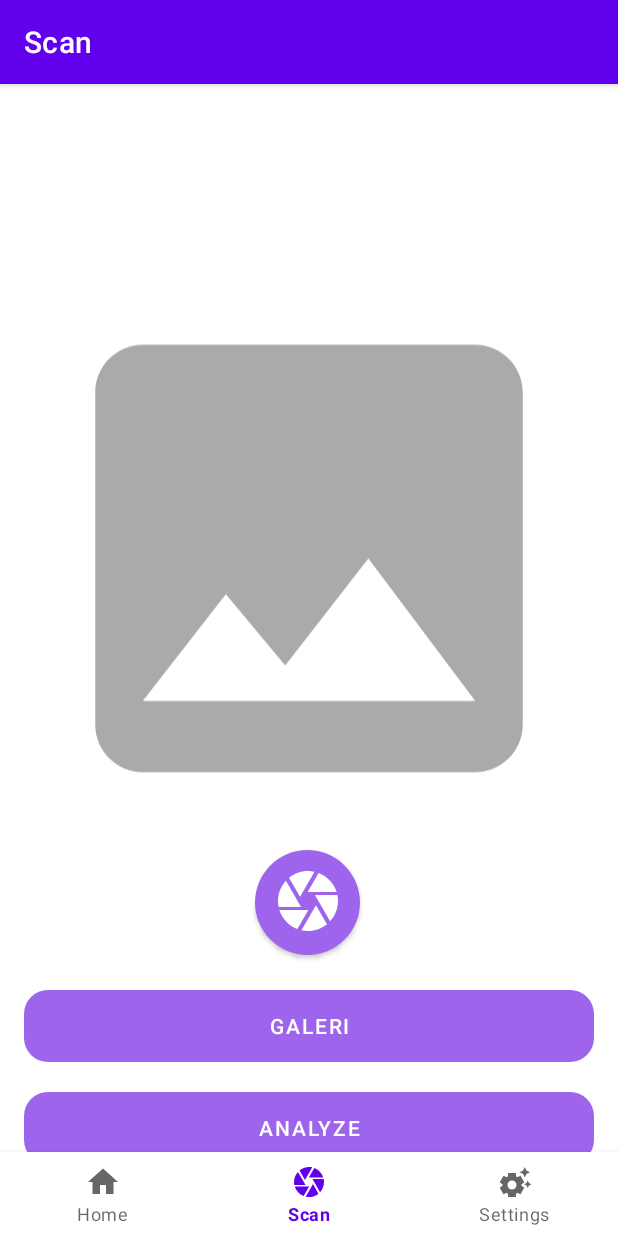
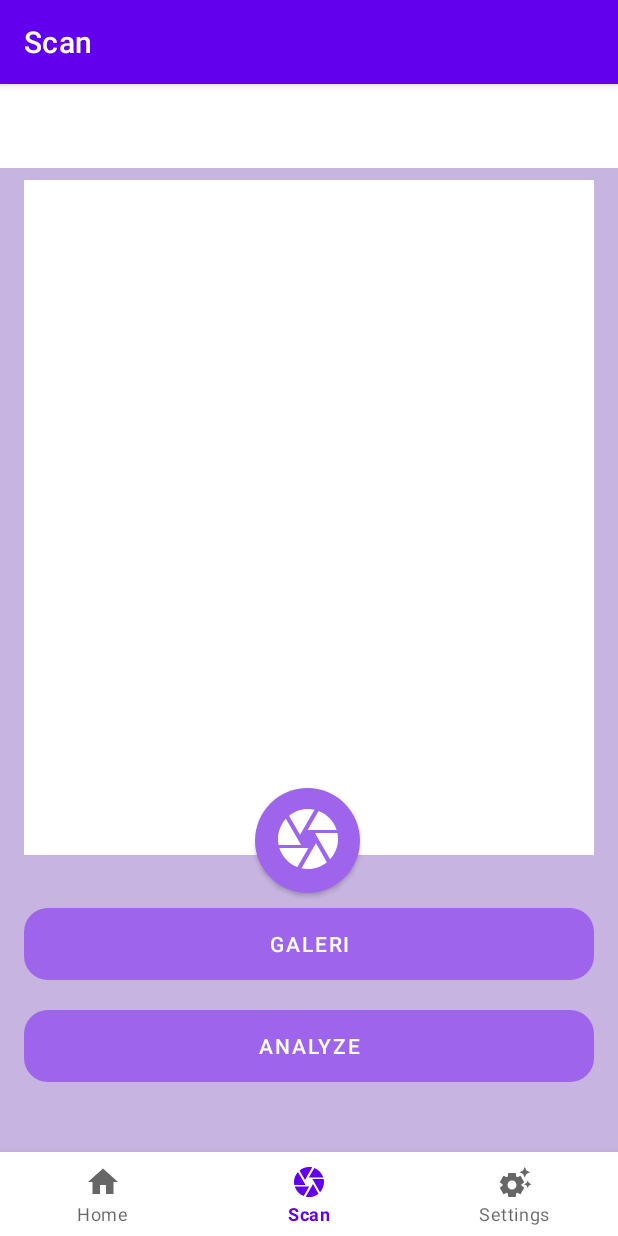
Before and after one commit to abdil19/Wheelify-Capstone-Bangkit2024, an Android app: the ScanFragment screen opened through its navigation route, on a phone screen of 412 x 824 dp. Run offline under Robolectric (Android 15) with nearby library versions, the phone set to English and light mode, and no system bars; our stand-ins replace navigation-ui.

Commit message:
Mengubah Tampilan Camera

```diff
--- a/app/src/main/res/layout/fragment_scan.xml
+++ b/app/src/main/res/layout/fragment_scan.xml
@@ -3,6 +3,7 @@
     xmlns:tools="http://schemas.android.com/tools"
     android:layout_width="match_parent"
     android:layout_height="match_parent"
+    android:background="@color/purple_primary"
     tools:context=".MainActivity">
 
     <com.google.android.material.progressindicator.LinearProgressIndicator
@@ -17,17 +18,18 @@
 
     <ImageView
         android:id="@+id/previewImageView"
-        android:layout_width="0dp"
-        android:layout_height="0dp"
+        android:layout_width="match_parent"
+        android:layout_height="450dp"
         android:layout_marginStart="16dp"
         android:layout_marginTop="8dp"
         android:layout_marginEnd="16dp"
         android:layout_marginBottom="35dp"
+        android:background="@color/white"
         app:layout_constraintEnd_toEndOf="parent"
         app:layout_constraintStart_toStartOf="parent"
         app:layout_constraintTop_toTopOf="parent"
         app:layout_constraintBottom_toTopOf="@id/galleryButton"
-        app:srcCompat="@drawable/ic_place_holder" />
+        />
 
     <Button
         android:id="@+id/scanButton"
@@ -35,6 +37,7 @@
         android:layout_height="70dp"
         android:background="@drawable/circle_button"
         android:contentDescription="Scan"
+        android:layout_marginBottom="10dp"
         android:drawableTop="@drawable/ic_scan_48dp"
         app:backgroundTint="@color/purple_secondary"
         app:layout_constraintBottom_toTopOf="@id/galleryButton"
@@ -42,7 +45,7 @@
         app:layout_constraintHorizontal_bias="0.498"
         app:layout_constraintStart_toStartOf="parent"
         app:layout_constraintTop_toTopOf="@id/previewImageView"
-        app:layout_constraintVertical_bias="0.951" />
+        app:layout_constraintVertical_bias="1.0" />
 
     <Button
         android:id="@+id/galleryButton"
@@ -68,8 +71,7 @@
         android:background="@drawable/rounded_button"
         android:text="@string/analyze"
         app:backgroundTint="@color/purple_secondary"
-        app:layout_constraintBottom_toBottomOf="parent"
-        app:layout_constraintTop_toTopOf="@id/galleryButton"
+        app:layout_constraintTop_toBottomOf="@id/galleryButton"
         app:layout_constraintEnd_toEndOf="parent"
         app:layout_constraintStart_toStartOf="parent" />
 
```
